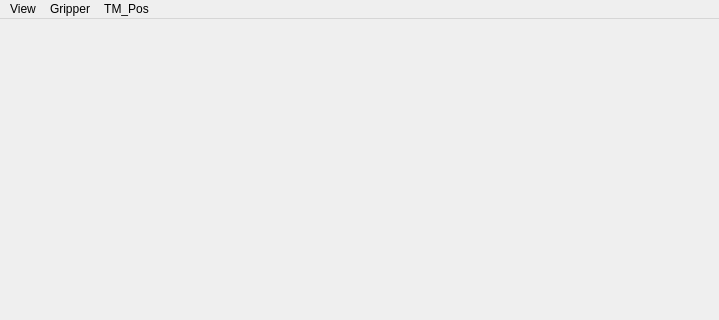
This is ui/control.ui in ginosjchang/ros_ui as Qt 5 draws it before an edit; both pictures show x 0 to 719 and y 0 to 320 of the 719 by 597 pixel window. The edited form follows.
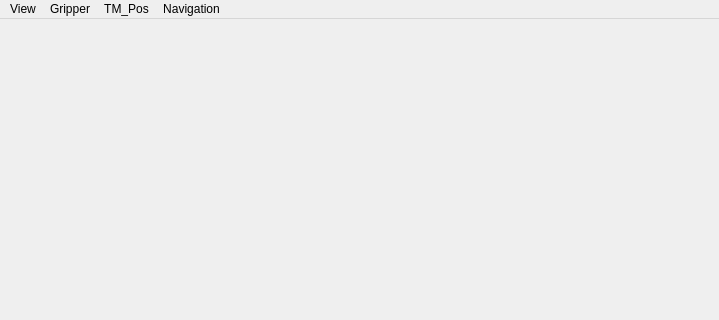
This is the edited form. Icons and pictures are not drawn.

```diff
--- a/ui/control.ui
+++ b/ui/control.ui
@@ -167,10 +167,19 @@
     </property>
     <addaction name="actionInit_Pos"/>
     <addaction name="actionYolo_Pos"/>
+    <addaction name="actionGrab_Pos"/>
+   </widget>
+   <widget class="QMenu" name="menuNavigation">
+    <property name="title">
+     <string>Navigation</string>
+    </property>
+    <addaction name="actionOriginal"/>
+    <addaction name="actionNavTable"/>
    </widget>
    <addaction name="menuView"/>
    <addaction name="menuGripper"/>
    <addaction name="menuTM_Pos"/>
+   <addaction name="menuNavigation"/>
   </widget>
   <widget class="QStatusBar" name="statusbar"/>
   <action name="actionNode_checker">
```
Left out of the diff: 19 changed lines with no effect on the pictures.
